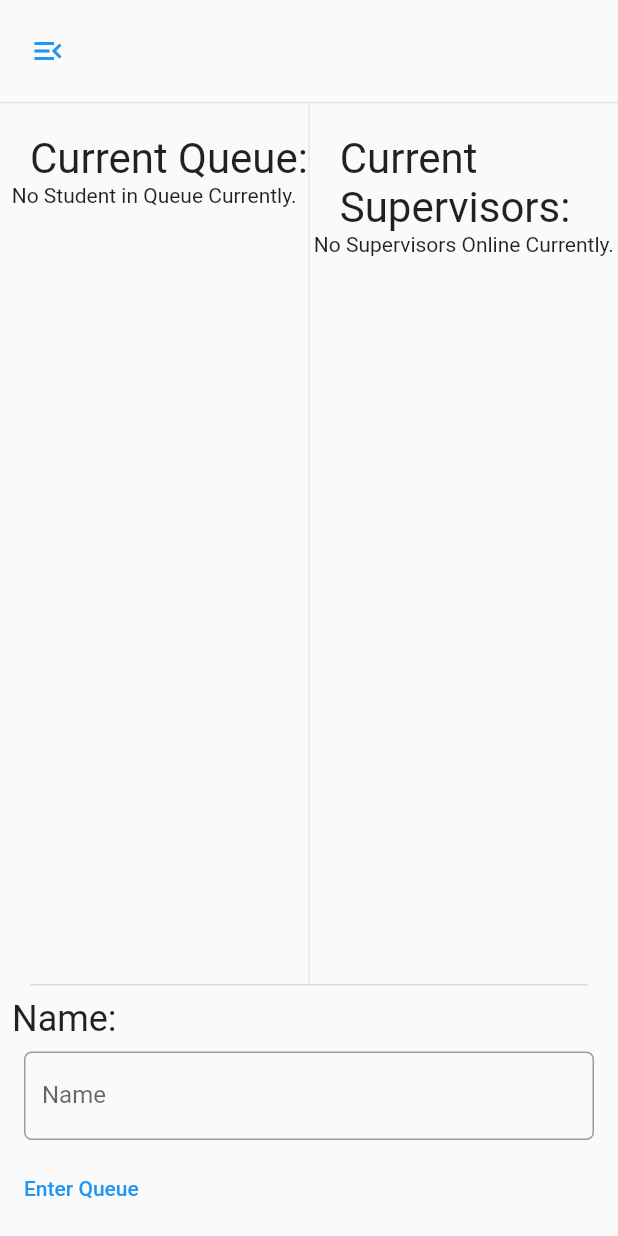
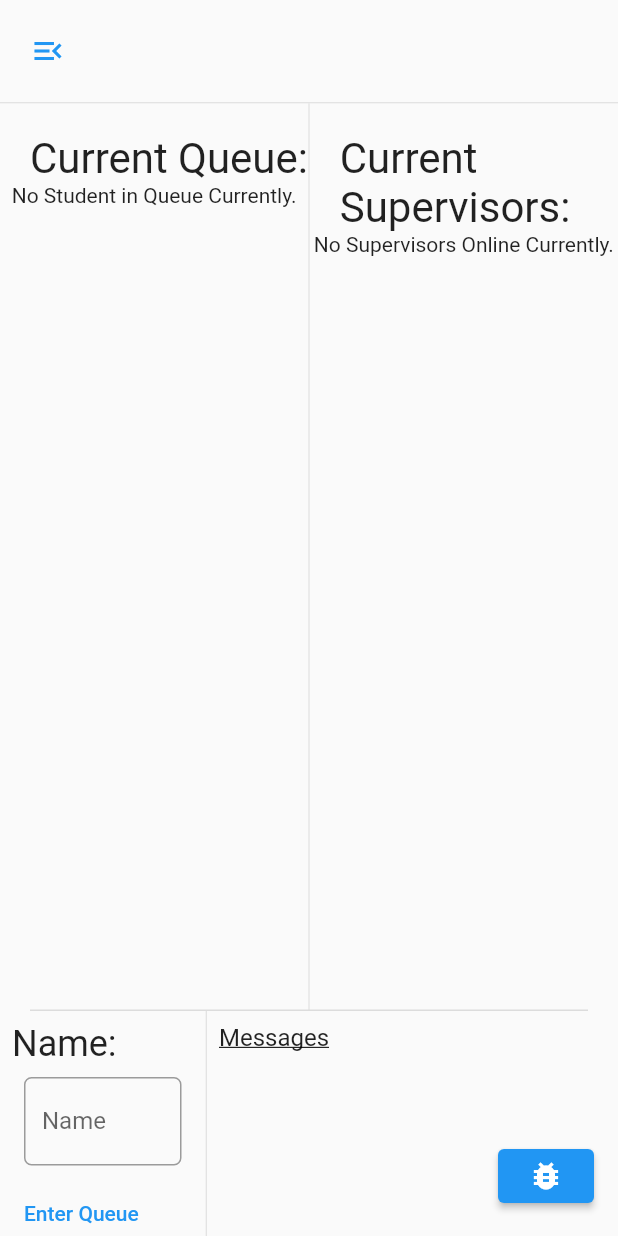
Before and after one commit to JSYRD/ds_queue_studentclient, a Flutter app: the screen it shows after launch, on a phone screen of 412 x 824 dp. Run offline on Flutter 3.47's test engine with Material 2 defaults, Android fonts, the phone set to English and light mode, and no system bars; our stand-ins replace dio; missing offline and left inert: dartzmq.

Commit message:
feat: messages

```diff
--- a/lib/main.dart
+++ b/lib/main.dart
@@ -38,7 +38,11 @@ class MyHomePage extends StatefulWidget {
 class _MyHomePageState extends State<MyHomePage> {
   List<ListInfo> _queue = [];
   List<ListInfo> _supervisors = [];
+
   final TextEditingController _nameController = TextEditingController();
+  final ScrollController _messageController = ScrollController();
+
+  List<String> _log = [];
 
   late ZSocket enterQueueSocket;
   late ZMonitor enterQueueMonitor;
@@ -103,7 +107,7 @@ class _MyHomePageState extends State<MyHomePage> {
     })));
     enterQueueSocket.messages.listen((event) {
       for (var element in event) {
-        print(utf8.decode(element.payload));
+        log(utf8.decode(element.payload));
       }
     });
   }
@@ -117,8 +121,8 @@ class _MyHomePageState extends State<MyHomePage> {
     enterQueueMonitor =
         ZMonitor(context: ZMQHelper.context, socket: enterQueueSocket);
     enterQueueMonitor.events.listen((event) {
-      print(event.event);
-      print(event.value);
+      log(event.event.toString());
+      log(event.value.toString());
     });
 
     super.initState();
@@ -130,9 +134,55 @@ class _MyHomePageState extends State<MyHomePage> {
     super.dispose();
   }
 
+  void clearLog() {
+    setState(() {
+      _log.clear();
+    });
+  }
+
+  static String _fourDigits(int n) {
+    int absN = n.abs();
+    String sign = n < 0 ? "-" : "";
+    if (absN >= 1000) return "$n";
+    if (absN >= 100) return "${sign}0$absN";
+    if (absN >= 10) return "${sign}00$absN";
+    return "${sign}000$absN";
+  }
+
+  static String _twoDigits(int n) {
+    if (n >= 10) return "${n}";
+    return "0${n}";
+  }
+
+  void log(Object? object, {Object? sender}) {
+    var now = DateTime.now();
+    String y = _fourDigits(now.year);
+    String m = _twoDigits(now.month);
+    String d = _twoDigits(now.day);
+    String h = _twoDigits(now.hour);
+    String min = _twoDigits(now.minute);
+    String sec = _twoDigits(now.second);
+    var currentTime = "[$y-$m-$d $h:$min:$sec]";
+    var newMessage = "$currentTime ${sender ?? 'annoymous'}: $object";
+    List<String> newlog = _log.cast();
+    newlog.add(newMessage);
+    setState(() {
+      _log = newlog;
+    });
+    Future.delayed(const Duration(milliseconds: 20), () {
+      _messageController.jumpTo(_messageController.position.maxScrollExtent);
+    });
+  }
+
   @override
   Widget build(BuildContext context) {
     return Scaffold(
+      floatingActionButton: ElevatedButton(
+        child: const Icon(Icons.bug_report),
+        onPressed: () {
+          log("Debug", sender: "debugger");
+        },
+      ),
       drawer: const Drawer(
         child: Column(
           children: [
@@ -160,6 +210,7 @@ class _MyHomePageState extends State<MyHomePage> {
         ),
       ),
       body: Builder(
+        // Top app bar
         builder: (context) => Column(
           children: [
             Padding(
@@ -178,6 +229,7 @@ class _MyHomePageState extends State<MyHomePage> {
             const Divider(
               height: 1.0,
             ),
+            //Queues
             Expanded(
               child: Row(
                 mainAxisAlignment: MainAxisAlignment.spaceBetween,
@@ -228,8 +280,13 @@ class _MyHomePageState extends State<MyHomePage> {
               endIndent: 20,
               thickness: 1,
             ),
+            //bottom
+            Container(
+              height: 150,
+              child: Row(
+                children: [
                   Expanded(
-              flex: 0,
+                    flex: 1,
                     child: Padding(
                       padding: const EdgeInsets.all(8.0),
                       child: Column(
@@ -246,8 +303,8 @@ class _MyHomePageState extends State<MyHomePage> {
                                 controller: _nameController,
                                 decoration: const InputDecoration(
                                   border: OutlineInputBorder(
-                                borderRadius:
-                                    BorderRadius.all(Radius.circular(5.0)),
+                                      borderRadius: BorderRadius.all(
+                                          Radius.circular(5.0)),
                                       borderSide:
                                           BorderSide(color: Colors.lightBlue)),
                                   labelText: 'Name',
@@ -266,6 +323,91 @@ class _MyHomePageState extends State<MyHomePage> {
                       ),
                     ),
                   ),
+                  const VerticalDivider(
+                    width: 1,
+                  ),
+                  Expanded(
+                      flex: 2,
+                      child: Column(
+                        crossAxisAlignment: CrossAxisAlignment.start,
+                        children: [
+                          const Padding(
+                            padding: EdgeInsets.only(left: 8.0, top: 8.0),
+                            child: Text(
+                              "Messages",
+                              style: TextStyle(
+                                  fontSize: 16.0,
+                                  decoration: TextDecoration.underline,
+                                  decorationThickness: 1),
+                            ),
+                          ),
+                          Expanded(
+                              flex: 1,
+                              child: Padding(
+                                padding: const EdgeInsets.all(8.0),
+                                child: ListView(
+                                  controller: _messageController,
+                                  shrinkWrap: true,
+                                  // reverse: true,
+                                  children: wrapName2Text(_log),
+                                ),
+                              ))
+                        ],
+                      ))
+                ],
+              ),
+            ),
+            // Expanded(
+            //     flex: 0,
+            //     child: Row(
+            //       children: [
+            //         Expanded(
+            //           flex: 1,
+            //           child: Padding(
+            //             padding: const EdgeInsets.all(8.0),
+            //             child: Column(
+            //               crossAxisAlignment: CrossAxisAlignment.start,
+            //               mainAxisAlignment: MainAxisAlignment.start,
+            //               children: [
+            //                 const Text(
+            //                   "Name:",
+            //                   style: TextStyle(fontSize: 24.0),
+            //                 ),
+            //                 Padding(
+            //                   padding: const EdgeInsets.all(8.0),
+            //                   child: TextField(
+            //                       controller: _nameController,
+            //                       decoration: const InputDecoration(
+            //                         border: OutlineInputBorder(
+            //                             borderRadius: BorderRadius.all(
+            //                                 Radius.circular(5.0)),
+            //                             borderSide: BorderSide(
+            //                                 color: Colors.lightBlue)),
+            //                         labelText: 'Name',
+            //                         hintText: 'Enter Your Name',
+            //                       )),
+            //                 ),
+            //                 TextButton(
+            //                   onPressed: () {
+            //                     if (_nameController.text.isNotEmpty) {
+            //                       enterQueue();
+            //                     }
+            //                   },
+            //                   child: const Text('Enter Queue'),
+            //                 ),
+            //               ],
+            //             ),
+            //           ),
+            //         ),
+            //         Expanded(
+            //           flex: 2,
+            //           child: ListView(
+            //             shrinkWrap: true,
+            //             children: wrapName2Text(_log),
+            //           ),
+            //         )
+            //       ],
+            //     ))
           ],
         ),
       ),
```
Lines whose indentation alone changed are shown as unchanged.
